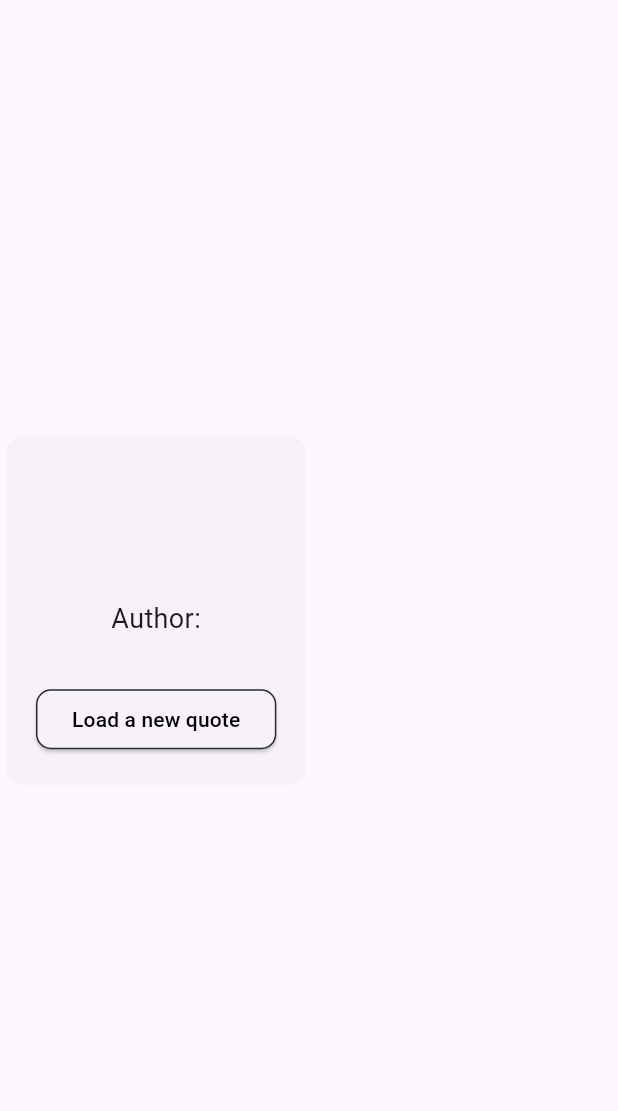
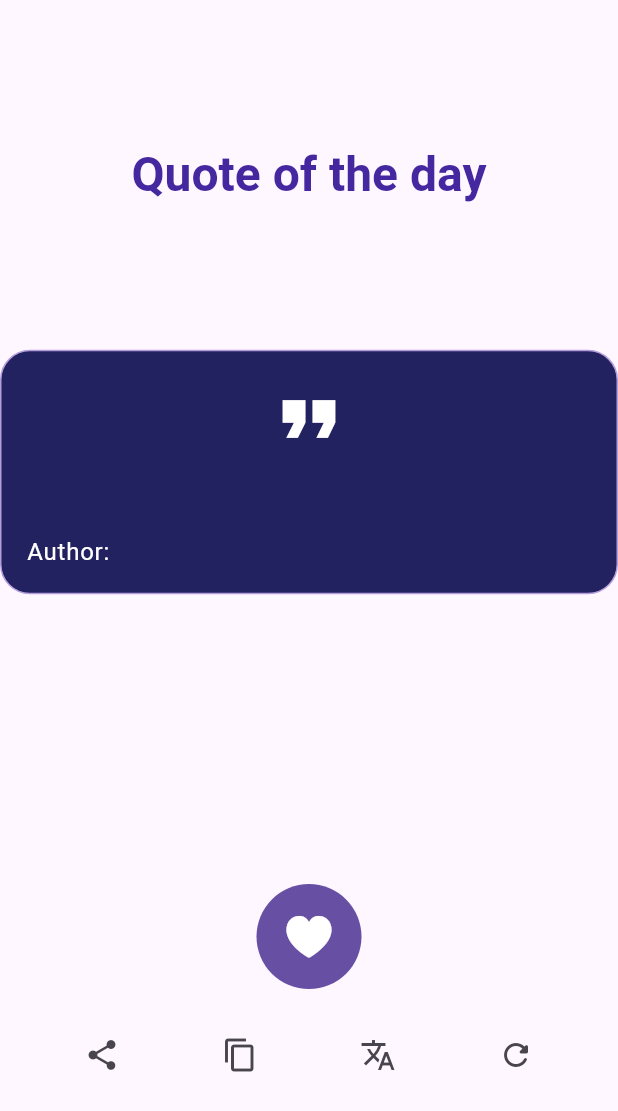
Before and after one commit to manuelduarte077/flutter_bloc_quotes, a Flutter app: the QuoteWidget widget shown alone on an empty page, opened directly with empty values, on a phone screen of 412 x 824 dp. Shown: the top 1111 px of the screen. Run offline on Flutter 3.47's test engine with Material 2 defaults, Android fonts, the phone set to English and light mode, and no system bars; our stand-ins replace equatable, flutter_bloc; network calls fail.

Commit message:
feature: desing quote screen (#3)

```diff
--- a/lib/app/app.dart
+++ b/lib/app/app.dart
@@ -2,7 +2,7 @@ import 'package:flutter/material.dart';
 import 'package:flutter_bloc/flutter_bloc.dart';
 
 import 'package:flutter_bloc_quotes/features/quotes/repository/quote_repository.dart';
-import 'package:flutter_bloc_quotes/features/quotes/ui/HomeScreen.dart';
+import 'package:flutter_bloc_quotes/features/quotes/ui/home_screen.dart';
 
 class MyApp extends StatelessWidget {
   const MyApp({Key? key}) : super(key: key);
@@ -12,10 +12,7 @@ class MyApp extends StatelessWidget {
     return RepositoryProvider(
       create: (context) => QuotesRepository(),
       child: MaterialApp(
-        debugShowCheckedModeBanner: false,
-        theme: ThemeData(
-          useMaterial3: true,
-        ),
+        theme: ThemeData(useMaterial3: true),
         home: const HomeScreen(),
       ),
     );
--- /dev/null
+++ b/lib/features/animations/animations.dart
@@ -0,0 +1 @@
+export 'rotate_animation.dart';
--- /dev/null
+++ b/lib/features/animations/rotate_animation.dart
@@ -0,0 +1,26 @@
+import 'dart:math';
+
+import 'package:flutter/material.dart';
+
+class RotateAnimation extends StatelessWidget {
+  const RotateAnimation({
+    Key? key,
+    required this.child,
+  }) : super(key: key);
+
+  final Widget child;
+
+  @override
+  Widget build(BuildContext context) {
+    return TweenAnimationBuilder<double>(
+      tween: Tween(begin: 1.5, end: 0),
+      duration: const Duration(seconds: 1),
+      curve: Curves.easeInOutBack,
+      builder: (_, value, child) => Transform.rotate(
+        angle: pi * value,
+        child: child,
+      ),
+      child: child,
+    );
+  }
+}
--- a/lib/features/quotes/ui/HomeScreen.dart
+++ b/lib/features/quotes/ui/home_screen.dart
@@ -10,11 +10,6 @@ class HomeScreen extends StatelessWidget {
   @override
   Widget build(BuildContext context) {
     return Scaffold(
-      appBar: AppBar(
-        backgroundColor: Colors.white,
-        title: const Text('Quotes'),
-        centerTitle: true,
-      ),
       body: BlocProvider<QuotesBloc>(
         create: (context) =>
             QuotesBloc(RepositoryProvider.of<QuotesRepository>(context))
@@ -32,8 +27,8 @@ class HomeScreen extends StatelessWidget {
                 } else if (state is QuoteLoadState) {
                   return QuoteWidget(
                     model: state.model,
-                    onPressed: () =>
-                        context.read<QuotesBloc>().add(LoadQuotesEvent()),
+                    // onPressed: () =>
+                    //     context.read<QuotesBloc>().add(LoadQuotesEvent()),
                   );
                 }
                 return const CircularProgressIndicator.adaptive();
--- a/lib/features/quotes/ui/widgets/quote_widget.dart
+++ b/lib/features/quotes/ui/widgets/quote_widget.dart
@@ -1,90 +1,177 @@
+import 'package:flutter/cupertino.dart';
 import 'package:flutter/material.dart';
+import 'package:flutter/services.dart';
+import 'package:flutter_bloc/flutter_bloc.dart';
 import 'package:flutter_bloc_quotes/models/models.dart';
 
+import '../../../animations/rotate_animation.dart';
+import '../../bloc/quotes_bloc.dart';
+
 class QuoteWidget extends StatelessWidget {
-  const QuoteWidget({Key? key, required this.model, required this.onPressed})
-      : super(key: key);
+  const QuoteWidget({Key? key, required this.model}) : super(key: key);
 
   final QuoteModel model;
-  final void Function() onPressed;
+
+  // final void Function() onPressed;
 
   @override
   Widget build(BuildContext context) {
     return Column(
-      mainAxisAlignment: MainAxisAlignment.center,
+      mainAxisAlignment: MainAxisAlignment.spaceEvenly,
+      crossAxisAlignment: CrossAxisAlignment.stretch,
       children: [
-        Padding(
-          padding: const EdgeInsets.only(bottom: 10.0),
-          child: Card(
-            elevation: 0,
-            child: Padding(
-              padding: const EdgeInsets.all(20.0),
+        Text(
+          'Quote of the day',
+          textAlign: TextAlign.center,
+          style: Theme.of(context).textTheme.headlineLarge?.copyWith(
+                color: Colors.deepPurple.shade800,
+                fontWeight: FontWeight.bold,
+              ),
+        ),
+        Container(
+          padding: const EdgeInsets.all(15),
+          decoration: BoxDecoration(
+            borderRadius: BorderRadius.circular(20),
+            color: const Color(0xff232260),
+            border: Border.all(
+              color: Colors.deepPurple.shade200,
+            ),
+          ),
           child: Column(
+            crossAxisAlignment: CrossAxisAlignment.start,
             children: [
-                  Padding(
-                    padding: const EdgeInsets.only(bottom: 30.0),
-                    child: Text(
+              const Center(
+                child: Icon(
+                  Icons.format_quote,
+                  color: Colors.white,
+                  size: 60,
+                ),
+              ),
+              Text(
                 model.content,
                 textAlign: TextAlign.center,
-                      style: const TextStyle(fontSize: 20),
+                style: Theme.of(context).textTheme.headlineSmall?.copyWith(
+                      color: Colors.white,
+                      fontWeight: FontWeight.bold,
                     ),
               ),
-                  Padding(
-                    padding: const EdgeInsets.only(bottom: 30.0),
-                    child: Wrap(
+              const SizedBox(height: 15),
+              Text('Author: ${model.author}',
+                  textAlign: TextAlign.center,
+                  style: Theme.of(context).textTheme.bodyLarge?.copyWith(
+                        color: Colors.white,
+                      )),
+            ],
+          ),
+        ),
+        Wrap(
+          spacing: 8,
           children: [
             for (var tag in model.tags)
               Chip(
                 label: Text(tag),
-                          labelPadding: const EdgeInsets.symmetric(horizontal: 15),
-                          backgroundColor: Colors.deepPurple.shade200,
               ),
           ],
-                      // child: Text(
-                      //   tagsToString(model.tags),
-                      //   textAlign: TextAlign.center,
-                      //   style: const TextStyle(fontSize: 18),
-                      // ),
         ),
+        QuoteOptions(model: model),
+      ],
+    );
+  }
+}
+
+class QuoteOptions extends StatelessWidget {
+  const QuoteOptions({Key? key, required this.model}) : super(key: key);
+
+  final QuoteModel model;
+
+  @override
+  Widget build(BuildContext context) {
+    return Column(
+      mainAxisAlignment: MainAxisAlignment.spaceAround,
+      children: [
+        const _HeartIconButton(),
+        const SizedBox(height: 20),
+        Row(
+          mainAxisAlignment: MainAxisAlignment.spaceEvenly,
+          children: [
+            _QuoteIconButton(
+              iconData: Icons.share,
+              onPressed: () {
+                print('Share quote: ${model.content} Author: ${model.author}');
+              },
             ),
-                  Padding(
-                    padding: const EdgeInsets.only(bottom: 30.0),
-                    child: Text(
-                      'Author: ${model.author}',
-                      textAlign: TextAlign.center,
-                      style: const TextStyle(fontSize: 18),
+            _QuoteIconButton(
+              iconData: Icons.copy,
+              onPressed: () {
+                /// Copy to clipboard
+                final data = ClipboardData(
+                  text: 'Quote: ${model.content} Author: ${model.author}',
+                );
+                Clipboard.setData(data);
+              },
             ),
+            _QuoteIconButton(iconData: Icons.translate, onPressed: () {}),
+            _QuoteIconButton(
+              iconData: Icons.refresh_rounded,
+              onPressed: () {
+                /// Refresh quote
+                context.read<QuotesBloc>().add(LoadQuotesEvent());
+              },
             ),
-                  ElevatedButton(
+          ],
+        ),
+      ],
+    );
+  }
+}
+
+class _QuoteIconButton extends StatelessWidget {
+  const _QuoteIconButton({
+    Key? key,
+    required this.iconData,
+    required this.onPressed,
+  }) : super(key: key);
+
+  final IconData iconData;
+  final Function()? onPressed;
+
+  @override
+  Widget build(BuildContext context) {
+    return IconButton(
       onPressed: onPressed,
-                    style: ButtonStyle(
-                      foregroundColor:
-                          MaterialStateProperty.all<Color>(Colors.black),
-                      shape: MaterialStateProperty.all<OutlinedBorder>(
-                        RoundedRectangleBorder(
-                          borderRadius: BorderRadius.circular(10),
-                          side: const BorderSide(
-                            color: Color(0xff262938),
+      icon: Icon(iconData),
+    );
+  }
+}
+
+class _HeartIconButton extends StatelessWidget {
+  const _HeartIconButton({Key? key}) : super(key: key);
+
+  @override
+  Widget build(BuildContext context) {
+    return Container(
+      width: 70,
+      height: 70,
+      decoration: BoxDecoration(
+        color: Theme.of(context).primaryColor,
+        shape: BoxShape.circle,
+      ),
+      child: IconButton(
+        onPressed: () {
+          /// Add to favorites
+        },
+        icon: const RotateAnimation(
+          child: AnimatedScale(
+            scale: 1.5,
+            curve: Curves.bounceInOut,
+            duration: Duration(milliseconds: 300),
+            child: Icon(
+              CupertinoIcons.heart_fill,
+              color: Colors.white,
             ),
           ),
         ),
       ),
-                    child: const Text('Load a new quote'),
-                  )
-                ],
-              ),
-            ),
-          ),
-        )
-      ],
     );
   }
-
-  String tagsToString(List<String> tags) {
-    String tagsString = '';
-    for (String tag in tags) {
-      tagsString += ' $tag -';
 }
-    return tagsString.substring(0, tagsString.length - 1);
-  }
-}
--- a/lib/models/quote_model.dart
+++ b/lib/models/quote_model.dart
@@ -11,7 +11,7 @@ class QuoteModel {
   final String author;
   final int length;
   final String dateAdded;
-  final String dateModified;
+    final String dateModified;
 
   const QuoteModel(this.id, this.tags, this.content, this.author, this.length,
       this.dateAdded, this.dateModified);
--- a/pubspec.yaml
+++ b/pubspec.yaml
@@ -17,6 +17,7 @@ dependencies:
   equatable: ^2.0.5
   http: ^0.13.5
   json_annotation: ^4.8.0
+  font_awesome_flutter: ^10.4.0
 
 dev_dependencies:
   flutter_test:
```
Also changed, not shown: docs/quote.png, pubspec.lock, 1 other file. Lines whose indentation alone changed are shown as unchanged.
